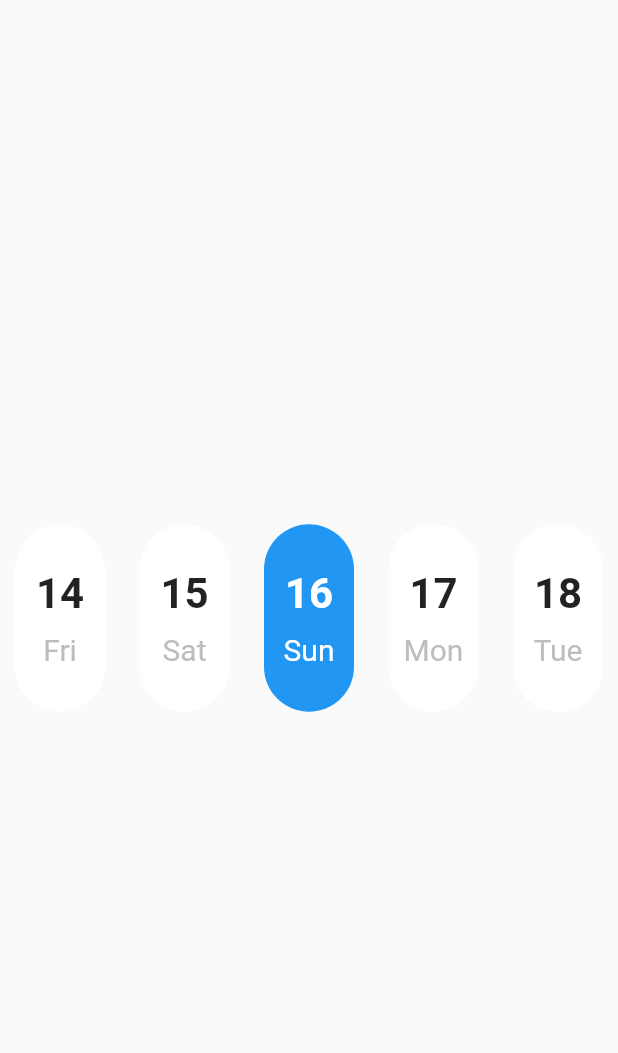
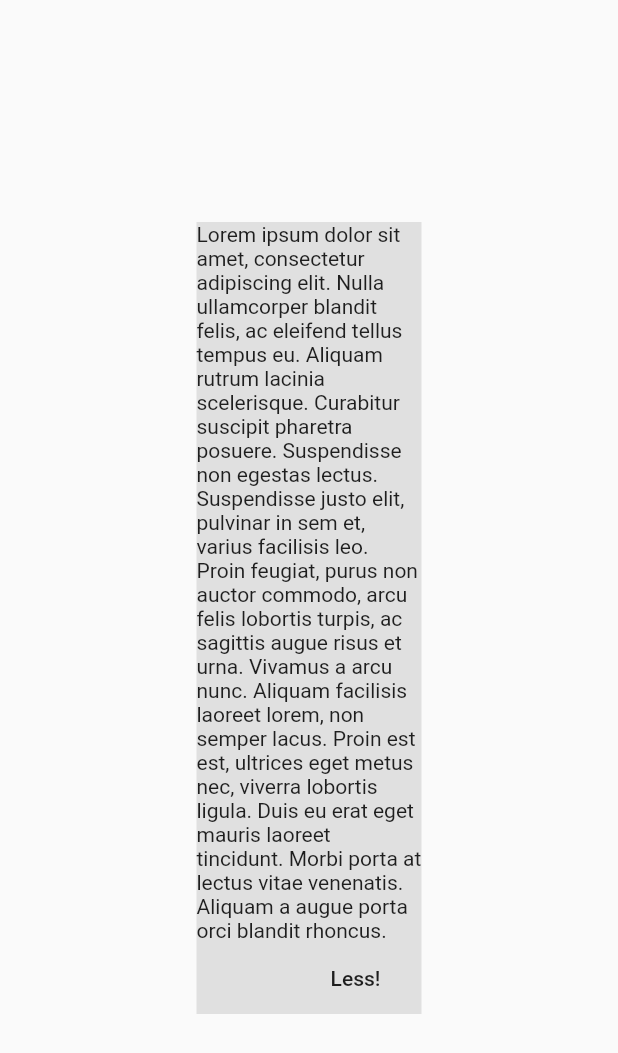
Before and after one commit to jorgegh2/Fluttern-exercises, a Flutter app: the screen it shows after launch, on a phone screen of 412 x 824 dp. Shown: the top 1053 px of the screen. Run offline on Flutter 3.47's test engine with Material 2 defaults, Android fonts, the phone set to English and light mode, and no system bars.

Commit message:
Update main.dart

```diff
--- a/flutter/exemples/lib/main.dart
+++ b/flutter/exemples/lib/main.dart
@@ -4,10 +4,10 @@ import 'package:flutter/widgets.dart';
 
 void main() {
   runApp(
-    Calendario(),
+    CollapsableTextApp(),
   );
 }
-/*testing github*/
+
 class Semaforo extends StatelessWidget {
   const Semaforo({
     Key key,
@@ -183,3 +183,61 @@ class CalendaryDay extends StatelessWidget {
     );
   }
 }
+
+class CollapsableTextApp extends StatelessWidget {
+  const CollapsableTextApp({
+    Key key,
+  }) : super(key: key);
+  @override
+  Widget build(BuildContext context) {
+    return MaterialApp(
+      home: Scaffold(
+        body: Center(
+          child: CollapsableText(
+            text:
+                ("Lorem ipsum dolor sit amet, consectetur adipiscing elit. Nulla ullamcorper blandit felis, ac eleifend tellus tempus eu. Aliquam rutrum lacinia scelerisque. Curabitur suscipit pharetra posuere. Suspendisse non egestas lectus. Suspendisse justo elit, pulvinar in sem et, varius facilisis leo. Proin feugiat, purus non auctor commodo, arcu felis lobortis turpis, ac sagittis augue risus et urna. Vivamus a arcu nunc. Aliquam facilisis laoreet lorem, non semper lacus. Proin est est, ultrices eget metus nec, viverra lobortis ligula. Duis eu erat eget mauris laoreet tincidunt. Morbi porta at lectus vitae venenatis. Aliquam a augue porta orci blandit rhoncus. "),
+          ),
+        ),
+      ),
+    );
+  }
+}
+
+class CollapsableText extends StatefulWidget {
+  final String text;
+  CollapsableText({this.text});
+
+  @override
+  State<StatefulWidget> createState() => _CollapsableTextState();
+}
+
+class _CollapsableTextState extends State<CollapsableText> {
+  bool show = false;
+
+  @override
+  Widget build(BuildContext context) {
+    return Container(
+      child: Column(
+        mainAxisSize: MainAxisSize.min,
+        crossAxisAlignment: CrossAxisAlignment.end,
+        children: <Widget>[
+          Text(
+              widget.text,
+              maxLines: show ? 5 : null,
+            ),
+          FlatButton(
+            onPressed: () {
+              setState(() {
+                show = !show;
+              });
+            },
+            child: Text(show ? "More!": "Less!"),
+          )
+        ],
+      ),
+      width: 150,
+      color: Colors.grey[300],
+
+    );
+  }
+}
```
